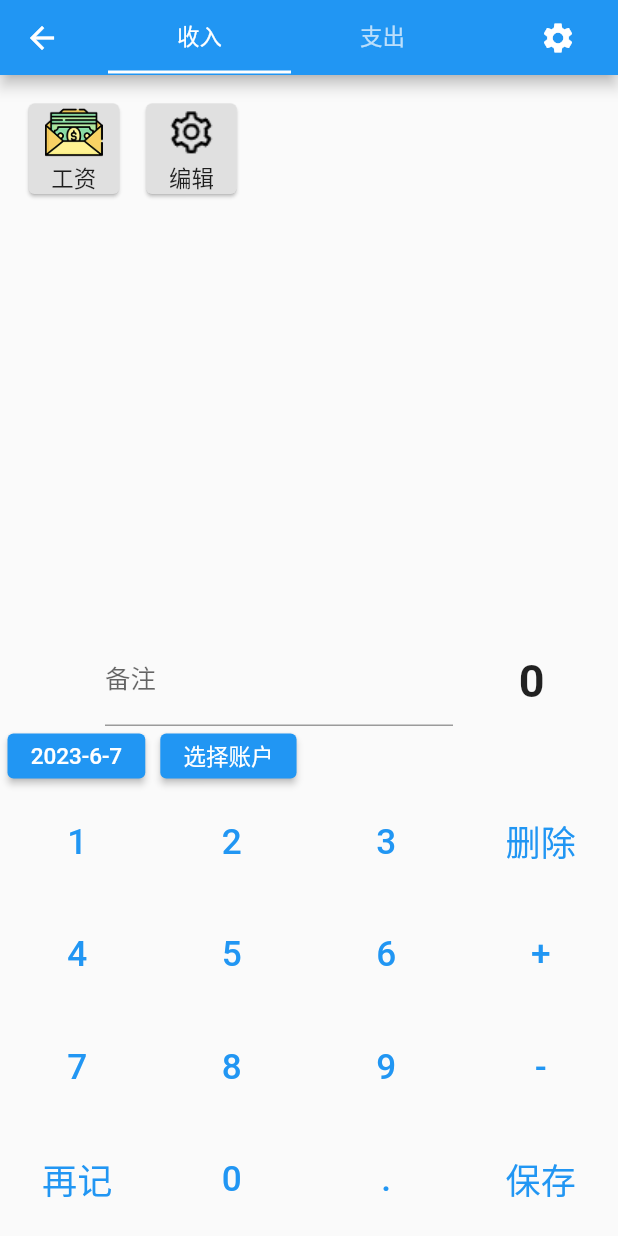
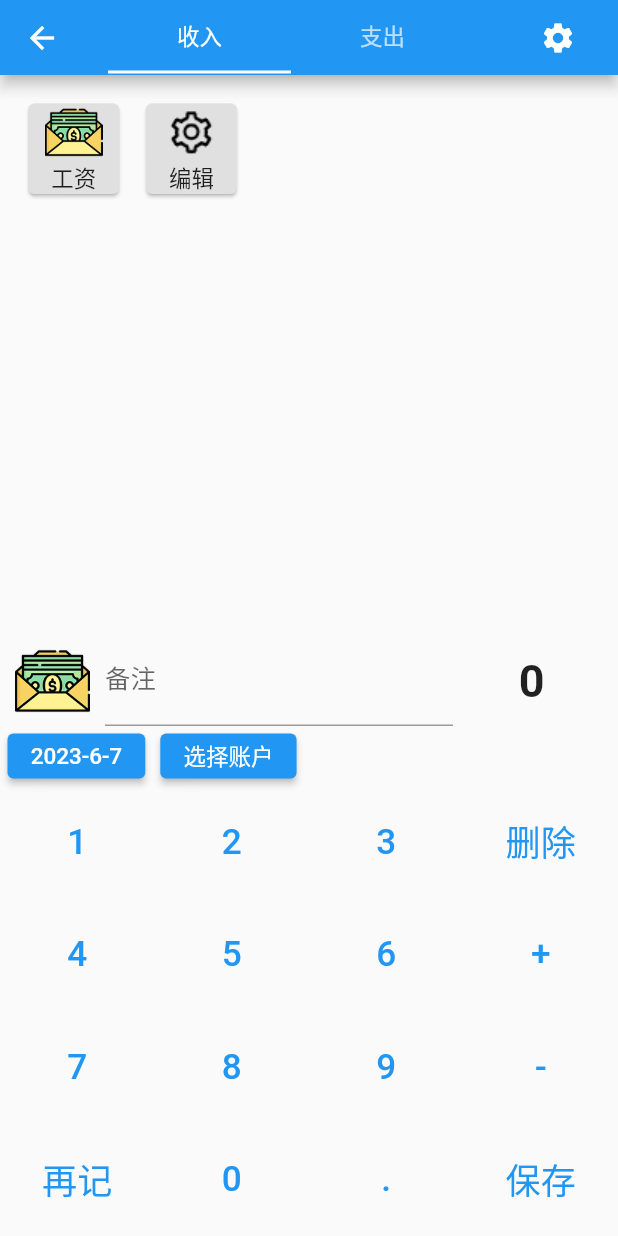
Before and after one commit to zhangrunhao/account_flutter, a Flutter app: the TradePage screen opened by its route, after a tap on "删除", on a phone screen of 412 x 824 dp. Run offline on Flutter 3.47's test engine with Material 2 defaults, Android fonts, the phone set to English and light mode, and no system bars; our stand-ins replace decimal, dio, flutter_easyloading, shared_preferences, sqflite; accounts and stored records are empty.

Commit message:
trade cate update and delete

```diff
--- a/lib/pages/trade/cate_list.dart
+++ b/lib/pages/trade/cate_list.dart
@@ -6,7 +6,7 @@ typedef TapCateListCallBack = void Function(TradeCateBean cate);
 
 TradeCateBean settingCate = TradeCateBean(
   name: "编辑",
-  icon: "images/setting.png",
+  icon: "setting",
   id: 0,
   type: 1,
   operate: 0,
@@ -102,7 +102,7 @@ class _CateOption extends StatelessWidget {
         child: Column(
           children: [
             Expanded(
-              child: BuildIconImage(cate: cate),
+              child: Image.asset("images/cate_icons/${cate.icon}.png"),
             ),
             Center(
               child: Text(cate.name),
@@ -113,20 +113,3 @@ class _CateOption extends StatelessWidget {
     );
   }
 }
-
-class BuildIconImage extends StatelessWidget {
-  const BuildIconImage({
-    super.key,
-    required this.cate,
-  });
-  final TradeCateBean cate;
-
-  @override
-  Widget build(BuildContext context) {
-    if (cate.id == 0) {
-      return Image.asset(cate.icon);
-    } else {
-      return Image.asset("images/cate_icons/${cate.icon}.png");
-    }
-  }
-}
--- a/lib/pages/trade/result_show.dart
+++ b/lib/pages/trade/result_show.dart
@@ -2,7 +2,11 @@ import 'package:account_flutter/bean/trade_cate_bean.dart';
 import 'package:flutter/material.dart';
 
 class ResultShow extends StatelessWidget {
-  const ResultShow({Key? key, required this.cate, required this.money, required this.remarkController})
+  const ResultShow(
+      {Key? key,
+      required this.cate,
+      required this.money,
+      required this.remarkController})
       : super(key: key);
 
   final TradeCateBean? cate;
@@ -22,7 +26,9 @@ class ResultShow extends StatelessWidget {
             margin: const EdgeInsets.only(left: 10),
             width: 50,
             height: 50,
-            child: _buildCateImage(cate),
+            child: cate == null
+                ? Container()
+                : Image.asset("images/cate_icons/${cate!.icon}.png"),
           ),
           Expanded(
             child: Container(
@@ -57,15 +63,3 @@ class ResultShow extends StatelessWidget {
     );
   }
 }
-
-Widget _buildCateImage(TradeCateBean? cate) {
-  if (cate != null) {
-    if (cate.id == 0) {
-      return Image.asset(cate.icon);
-    } else {
-      return Image.asset("images/cate_icons/${cate.icon}.png");
-    }
-  } else {
-    return Container();
-  }
-}
--- a/lib/pages/trade/trade_page_inner.dart
+++ b/lib/pages/trade/trade_page_inner.dart
@@ -2,6 +2,7 @@ import 'dart:async';
 import 'package:account_flutter/bean/account_bean.dart';
 import 'package:account_flutter/bean/trade_bean.dart';
 import 'package:account_flutter/bean/trade_cate_bean.dart';
+import 'package:account_flutter/db/trade_cate_db.dart';
 import 'package:account_flutter/pages/trade/key_board.dart';
 import 'package:account_flutter/pages/trade/my_tab_bar_view.dart';
 import 'package:account_flutter/pages/trade/result_show.dart';
@@ -28,6 +29,7 @@ class _TradePageState extends State<TradePageInner>
   DateTime _spendDate = DateTime.now();
   String money = "0";
   TextEditingController remarkController = TextEditingController();
+  final TradeCateDB _tradeCateDB = TradeCateDB();
 
   @override
   void initState() {
@@ -97,9 +99,9 @@ class _TradePageState extends State<TradePageInner>
     });
   }
 
-  void setDefaultCate() {
-    var incomeCates = [];
-    var expendCates = [];
+  void setDefaultCate() async {
+    var incomeCates = await _tradeCateDB.queryList("operate=1");
+    var expendCates = await _tradeCateDB.queryList("operate=2");
     if (incomeCates.isEmpty && expendCates.isEmpty) {
       // 递归查看是否有值了
       Timer(
--- a/pubspec.yaml
+++ b/pubspec.yaml
@@ -25,6 +25,5 @@ flutter:
   uses-material-design: true
   assets:
     - images/aliya.jpg
-    - images/setting.png
     - images/cate_icons/
     - json/
```
Also changed, not shown: lib/pages/home/account_list.dart (+2 -27 lines), lib/pages/trade_cate_edit/trade_cate_edit_page.dart (+7 -3 lines), lib/pages/trade_cate_list/cate_list.dart (+23 -6 lines), lib/pages/trade_cate_list/trade_cate_list_page.dart (+9 -5 lines), lib/util/show_dialog.dart (added, +26 -0 lines), images/cate_icons/setting.png (renamed from images/setting.png), 1 other file.
